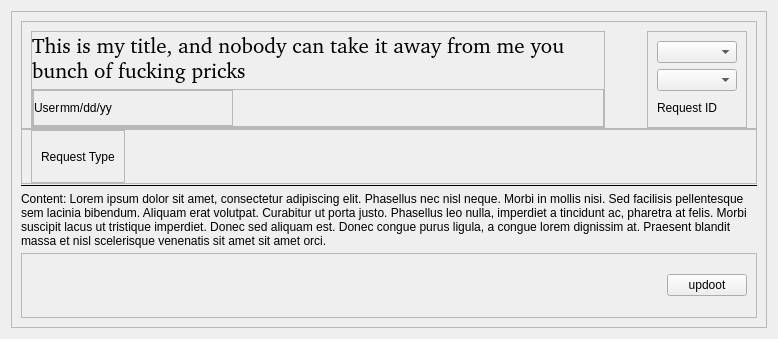
This is ui/request_template.ui in TransparentGlass/Merlin-s-Lamp--Request-Manager as Qt 5 draws it before an edit. The edited form follows.
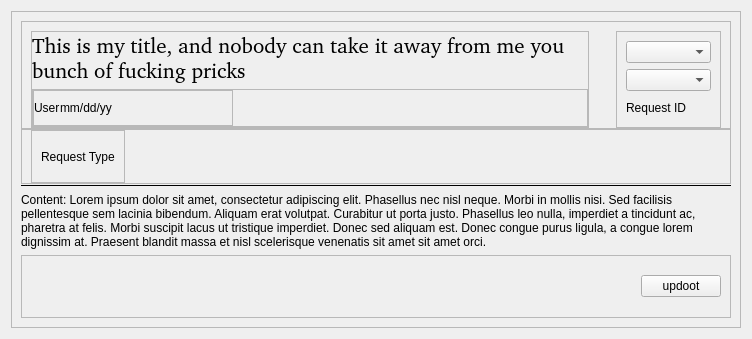
This is the edited form. Icons and pictures are not drawn.

Commit message: feature: add filter for priority, status, and request type. Changed fonts for the big titles.

The edit to the form file:
```diff
--- a/ui/request_template.ui
+++ b/ui/request_template.ui
@@ -6,7 +6,7 @@
    <rect>
     <x>0</x>
     <y>0</y>
-    <width>750</width>
+    <width>748</width>
     <height>339</height>
    </rect>
   </property>
@@ -24,7 +24,7 @@
      </property>
      <property name="minimumSize">
       <size>
-       <width>0</width>
+       <width>730</width>
        <height>0</height>
       </size>
      </property>
@@ -298,6 +298,12 @@
                 <verstretch>0</verstretch>
                </sizepolicy>
               </property>
+              <property name="minimumSize">
+               <size>
+                <width>75</width>
+                <height>0</height>
+               </size>
+              </property>
               <property name="maximumSize">
                <size>
                 <width>16777215</width>
@@ -315,12 +321,7 @@
               </property>
               <item>
                <property name="text">
-                <string>HIGH</string>
-               </property>
-              </item>
-              <item>
-               <property name="text">
-                <string>MEDIUM</string>
+                <string>UNDEFINED</string>
                </property>
               </item>
               <item>
@@ -335,6 +336,12 @@
               <property name="enabled">
                <bool>true</bool>
               </property>
+              <property name="minimumSize">
+               <size>
+                <width>75</width>
+                <height>0</height>
+               </size>
+              </property>
               <property name="placeholderText">
                <string>Status</string>
               </property>
@@ -469,6 +476,12 @@
       </item>
       <item>
        <widget class="QLabel" name="label_content">
+        <property name="minimumSize">
+         <size>
+          <width>710</width>
+          <height>68</height>
+         </size>
+        </property>
         <property name="text">
          <string>Content: Lorem ipsum dolor sit amet, consectetur adipiscing elit. Phasellus nec nisl neque. Morbi in mollis nisi. Sed facilisis pellentesque sem lacinia bibendum. Aliquam erat volutpat. Curabitur ut porta justo. Phasellus leo nulla, imperdiet a tincidunt ac, pharetra at felis. Morbi suscipit lacus ut tristique imperdiet. Donec sed aliquam est. Donec congue purus ligula, a congue lorem dignissim at. Praesent blandit massa et nisl scelerisque venenatis sit amet sit amet orci.</string>
         </property>
```
Left out of the diff: 12 changed lines with no effect on the pictures. The commit also changes 110 other files.
